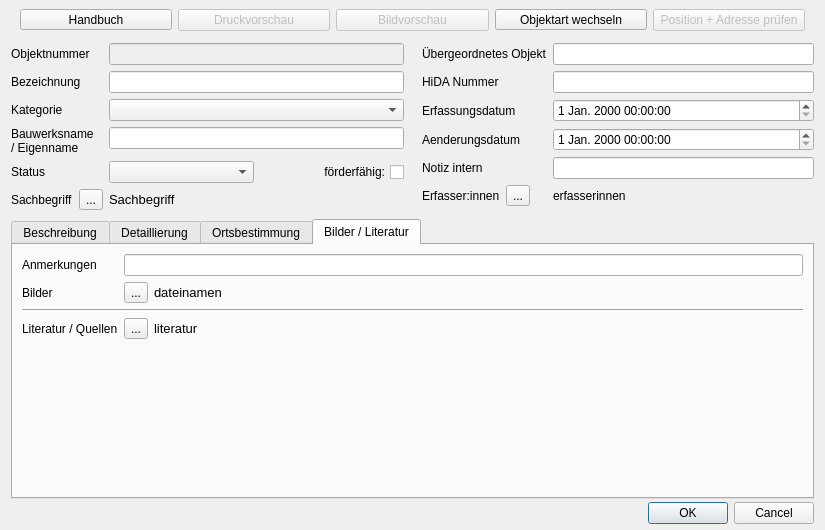
LausitzBergbaukultur/LauGIS, file LauQGIS_frontend/objektbereich_form.ui: the form before one commit.
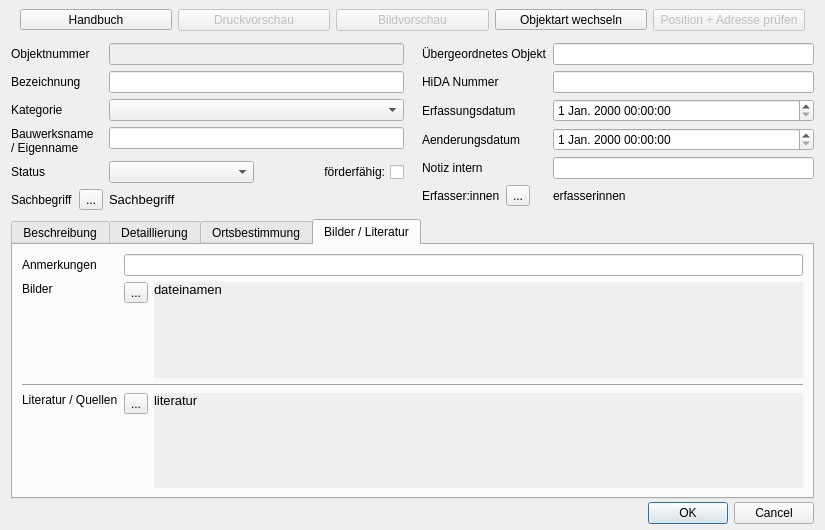
The form after the commit. The open tabs and pages were chosen to show the change. Custom widgets are drawn as their Qt base class.

Commit message:
Hotfix 20220912 UI scaling
Die Listenfelder 'Literatur/Quelle' und 'Bilder' wurden um eine
Scroll-funktion ergänzt. Weiterhin wurde die Skalierung der Tabs
'Bilder / Literatur' und 'Beschreibung' angepasst, sodass deren Inhalte
auch in vertikaler Ebene skalieren.

Patch:
```diff
--- a/LauQGIS_frontend/objektbereich_form.ui
+++ b/LauQGIS_frontend/objektbereich_form.ui
@@ -750,7 +750,7 @@
         <attribute name="title">
          <string>Bilder / Literatur</string>
         </attribute>
-        <layout class="QFormLayout" name="formLayout_3">
+        <layout class="QGridLayout" name="gridLayout_2">
          <item row="0" column="0">
           <widget class="QLabel" name="label_18">
            <property name="text">
@@ -766,6 +766,9 @@
            <property name="text">
             <string>Bilder</string>
            </property>
+           <property name="alignment">
+            <set>Qt::AlignLeading|Qt::AlignLeft|Qt::AlignTop</set>
+           </property>
           </widget>
          </item>
          <item row="1" column="1">
@@ -778,6 +781,45 @@
             </widget>
            </item>
            <item>
+            <widget class="QScrollArea" name="scrollArea">
+             <property name="frameShape">
+              <enum>QFrame::NoFrame</enum>
+             </property>
+             <property name="frameShadow">
+              <enum>QFrame::Plain</enum>
+             </property>
+             <property name="lineWidth">
+              <number>0</number>
+             </property>
+             <property name="widgetResizable">
+              <bool>true</bool>
+             </property>
+             <widget class="QWidget" name="scrollAreaWidgetContents">
+              <property name="geometry">
+               <rect>
+                <x>0</x>
+                <y>0</y>
+                <width>635</width>
+                <height>68</height>
+               </rect>
+              </property>
+              <layout class="QHBoxLayout" name="horizontalLayout_4">
+               <property name="spacing">
+                <number>0</number>
+               </property>
+               <property name="leftMargin">
+                <number>0</number>
+               </property>
+               <property name="topMargin">
+                <number>0</number>
+               </property>
+               <property name="rightMargin">
+                <number>0</number>
+               </property>
+               <property name="bottomMargin">
+                <number>0</number>
+               </property>
+               <item>
             <widget class="QLabel" name="lbl_return_bilder">
              <property name="font">
               <font>
@@ -787,9 +829,16 @@
              <property name="text">
               <string>dateinamen</string>
              </property>
+                 <property name="alignment">
+                  <set>Qt::AlignLeading|Qt::AlignLeft|Qt::AlignTop</set>
+                 </property>
              <property name="wordWrap">
               <bool>true</bool>
              </property>
+                </widget>
+               </item>
+              </layout>
+             </widget>
             </widget>
            </item>
           </layout>
@@ -806,6 +855,9 @@
            <property name="text">
             <string>Literatur / Quellen</string>
            </property>
+           <property name="alignment">
+            <set>Qt::AlignLeading|Qt::AlignLeft|Qt::AlignTop</set>
+           </property>
           </widget>
          </item>
          <item row="3" column="1">
@@ -818,6 +870,45 @@
             </widget>
            </item>
            <item>
+            <widget class="QScrollArea" name="scrollArea_2">
+             <property name="frameShape">
+              <enum>QFrame::NoFrame</enum>
+             </property>
+             <property name="frameShadow">
+              <enum>QFrame::Plain</enum>
+             </property>
+             <property name="lineWidth">
+              <number>0</number>
+             </property>
+             <property name="widgetResizable">
+              <bool>true</bool>
+             </property>
+             <widget class="QWidget" name="scrollAreaWidgetContents_2">
+              <property name="geometry">
+               <rect>
+                <x>0</x>
+                <y>0</y>
+                <width>635</width>
+                <height>68</height>
+               </rect>
+              </property>
+              <layout class="QHBoxLayout" name="horizontalLayout_5">
+               <property name="spacing">
+                <number>0</number>
+               </property>
+               <property name="leftMargin">
+                <number>0</number>
+               </property>
+               <property name="topMargin">
+                <number>0</number>
+               </property>
+               <property name="rightMargin">
+                <number>0</number>
+               </property>
+               <property name="bottomMargin">
+                <number>0</number>
+               </property>
+               <item>
             <widget class="QLabel" name="lbl_return_literatur">
              <property name="font">
               <font>
@@ -827,9 +918,16 @@
              <property name="text">
               <string>literatur</string>
              </property>
+                 <property name="alignment">
+                  <set>Qt::AlignLeading|Qt::AlignLeft|Qt::AlignTop</set>
+                 </property>
              <property name="wordWrap">
               <bool>true</bool>
              </property>
+                </widget>
+               </item>
+              </layout>
+             </widget>
             </widget>
            </item>
           </layout>
```
Left out of the diff: 5 changed lines with no effect on the pictures. Lines whose indentation alone changed are shown as unchanged. The commit also changes 1 other file.
